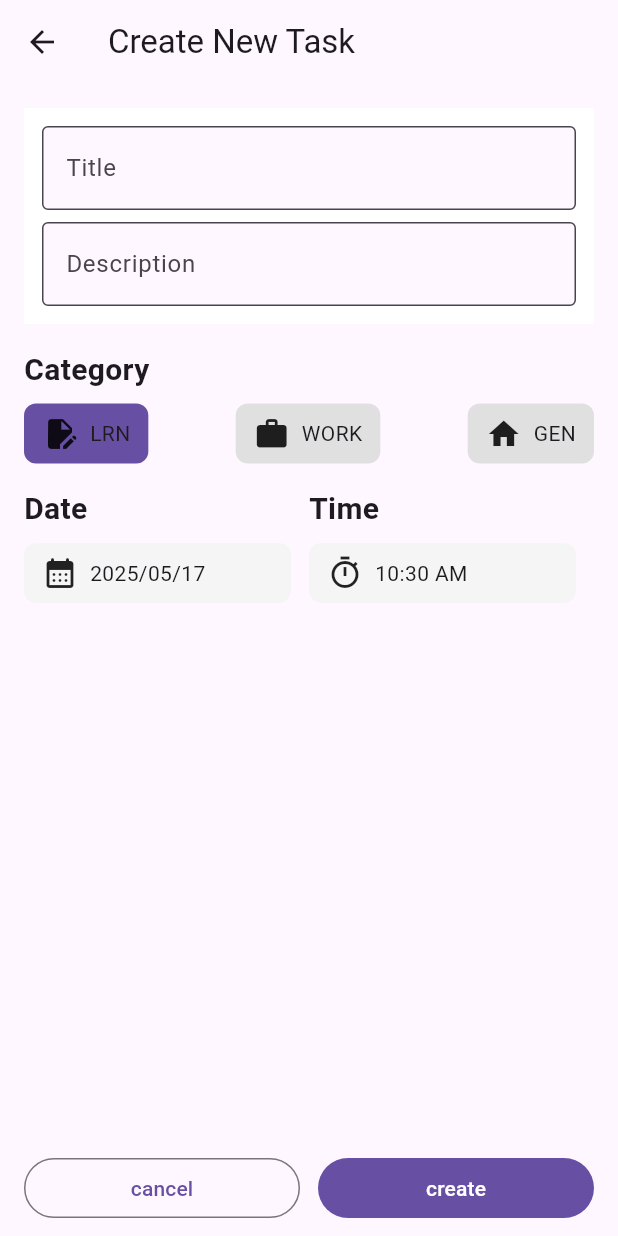
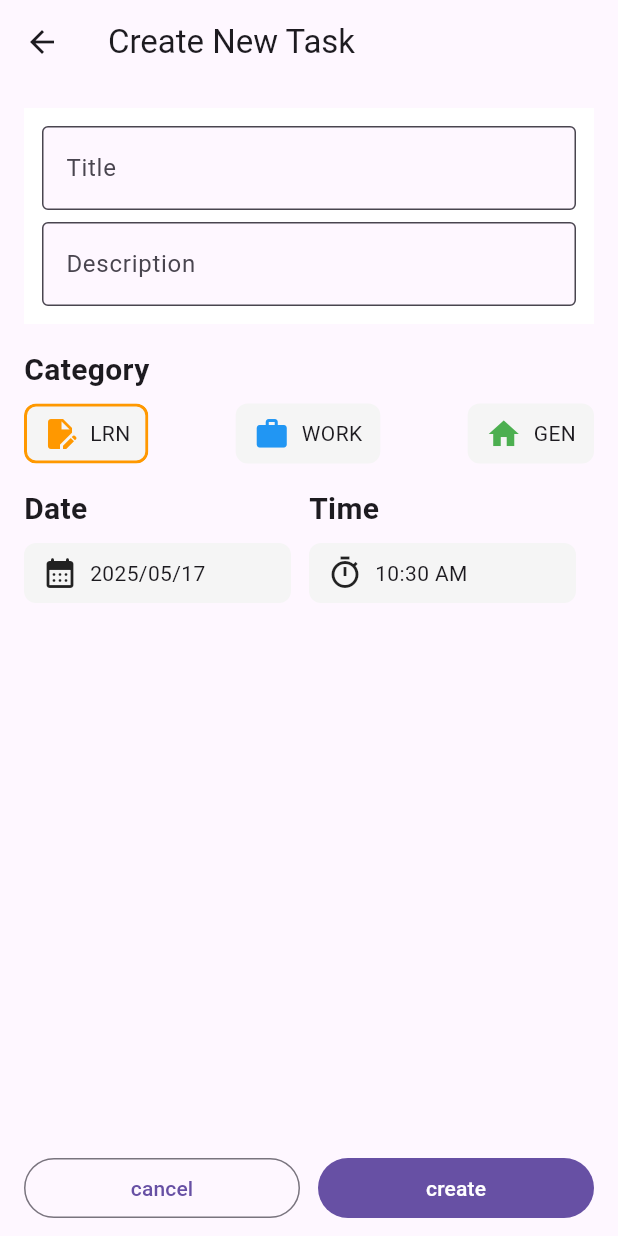
Before and after one commit to KyoyaIwatsuru/flutter_study_2025, a Flutter app: the screen it shows after launch, after a tap on the "add" icon, on a phone screen of 412 x 824 dp. Run offline on Flutter 3.47's test engine with Material 3 defaults, Android fonts, the phone set to English and light mode, and no system bars; our stand-ins replace flutter_hooks, go_router, hive_flutter; accounts and stored records are empty.

Commit message:
feature: categoryごとに色を切り替え

```diff
--- a/lib/components/category_chip.dart
+++ b/lib/components/category_chip.dart
@@ -16,10 +16,19 @@ class CategoryChip extends StatelessWidget {
   @override
   Widget build(BuildContext context) {
     final isSelected = category == selectedCategory;
+
     return Material(
-      color: isSelected ? Theme.of(context).primaryColor : Colors.grey.shade300,
+      color: Colors.grey.shade100,
       borderRadius: BorderRadius.circular(8),
       clipBehavior: Clip.antiAlias,
+      child: DecoratedBox(
+        decoration: BoxDecoration(
+          borderRadius: const BorderRadius.all(Radius.circular(8)),
+          border: Border.all(
+            color: isSelected ? category.color : Colors.transparent,
+            width: 2,
+          ),
+        ),
         child: InkWell(
           onTap: onTap,
           child: Padding(
@@ -29,13 +38,17 @@ class CategoryChip extends StatelessWidget {
             ),
             child: Row(
               children: [
-              Icon(category.iconData),
+                Icon(
+                  category.iconData,
+                  color: category.color,
+                ),
                 const SizedBox(width: 8),
                 Text(category.label),
               ],
             ),
           ),
         ),
+      ),
     );
   }
 }
--- a/lib/screens/todo_list/todo_list_screen.dart
+++ b/lib/screens/todo_list/todo_list_screen.dart
@@ -1,6 +1,7 @@
 import 'package:flutter/material.dart';
 import 'package:flutter_study_2025/components/todo_tile.dart';
 import 'package:flutter_study_2025/main.dart';
+import 'package:flutter_study_2025/types/todo_category_type.dart';
 import 'package:go_router/go_router.dart';
 import 'package:hive_flutter/hive_flutter.dart';
 
@@ -26,6 +27,8 @@ class TodoListScreen extends StatelessWidget {
                   date: todo['date'] as DateTime,
                   time: todo['time'] as String,
                   isDone: false,
+                  category:
+                    TodoCategoryType.fromValue(todo['category'] as String),
                 ),
             ],
           );
--- a/lib/types/todo_category_type.dart
+++ b/lib/types/todo_category_type.dart
@@ -1,13 +1,27 @@
 import 'package:flutter/material.dart';
 
 enum TodoCategoryType {
-  learn('learn', 'LRN', Icons.edit_document),
-  work('work', 'WORK', Icons.work),
-  general('general', 'GEN', Icons.home);
+  learn('learn', 'LRN', Icons.edit_document, Colors.orange),
+  work('work', 'WORK', Icons.work, Colors.blue),
+  general('general', 'GEN', Icons.home, Colors.green);
 
-  const TodoCategoryType(this.value, this.label, this.iconData);
+  const TodoCategoryType(this.value, this.label, this.iconData, this.color);
 
   final String value;
   final String label;
   final IconData iconData;
+  final Color color;
+
+  static TodoCategoryType fromValue(String categoryValue) {
+    switch (categoryValue) {
+      case 'learn':
+        return learn;
+      case 'work':
+        return work;
+      case 'general':
+        return general;
+      default:
+        return learn;
+    }
+  }
 }
```
Also changed, not shown: lib/components/todo_tile.dart (+7 -1 lines). Lines whose indentation alone changed are shown as unchanged.
